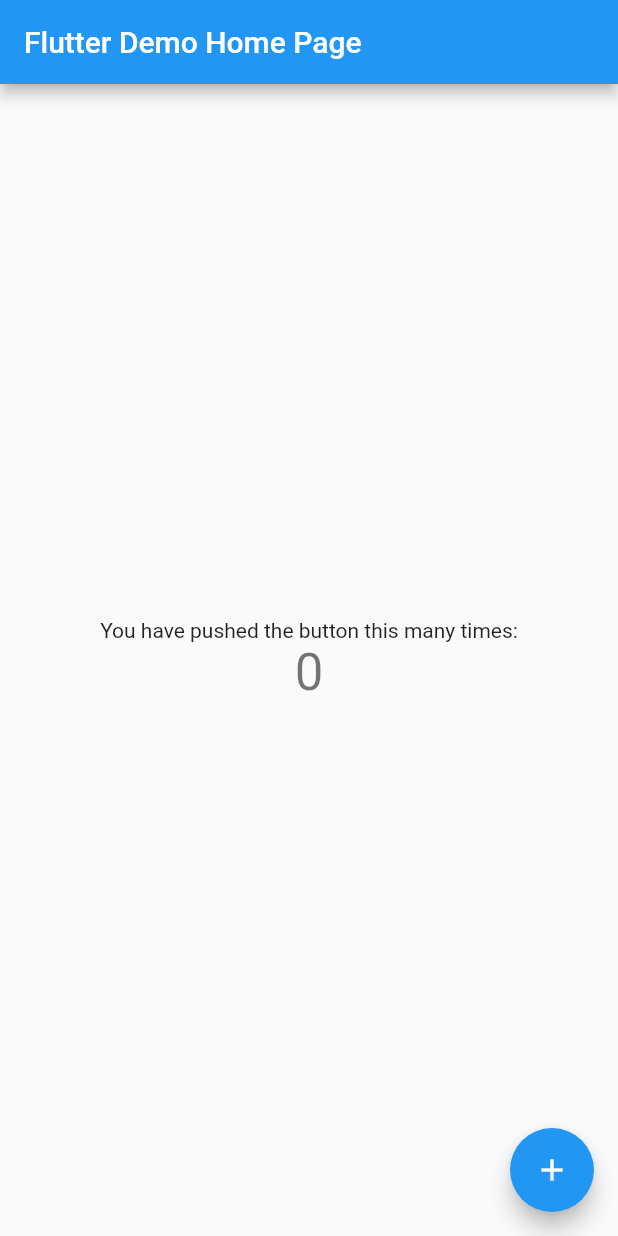
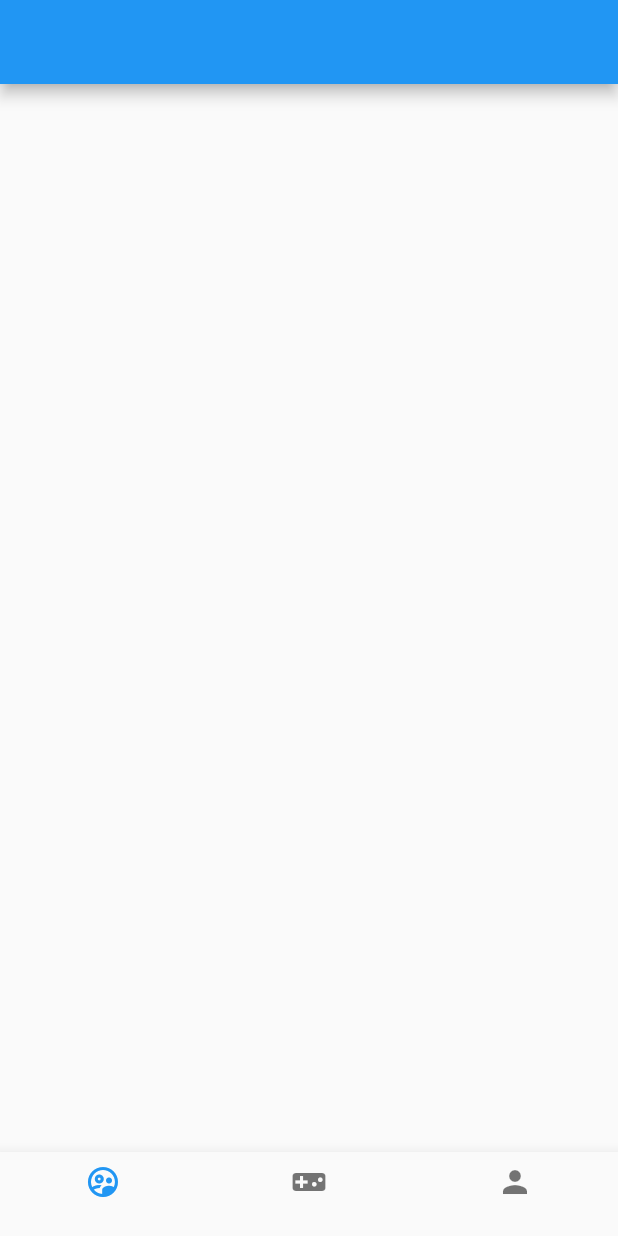
Before and after one commit to Vladmire/oggetto_app_hakathon, a Flutter app: the screen it shows after launch, on a phone screen of 412 x 824 dp. Run offline on Flutter 3.47's test engine with Material 2 defaults, Android fonts, the phone set to English and light mode, and no system bars; our stand-ins replace auto_route.

Commit message:
add navigation to app

```diff
--- a/lib/main.dart
+++ b/lib/main.dart
@@ -1,115 +1,29 @@
 import 'package:flutter/material.dart';
 
+import 'modules/router/app_router.dart';
+
 void main() {
-  runApp(const MyApp());
+  runApp(MyApp());
 }
 
 class MyApp extends StatelessWidget {
-  const MyApp({super.key});
+  MyApp({super.key});
+
+  final _appRouter = AppRouter();
 
   // This widget is the root of your application.
   @override
   Widget build(BuildContext context) {
-    return MaterialApp(
-      title: 'Flutter Demo',
-      theme: ThemeData(
-        // This is the theme of your application.
-        //
-        // Try running your application with "flutter run". You'll see the
-        // application has a blue toolbar. Then, without quitting the app, try
-        // changing the primarySwatch below to Colors.green and then invoke
-        // "hot reload" (press "r" in the console where you ran "flutter run",
-        // or simply save your changes to "hot reload" in a Flutter IDE).
-        // Notice that the counter didn't reset back to zero; the application
-        // is not restarted.
-        primarySwatch: Colors.blue,
+    return MaterialApp.router(
+      // theme: appTheme,
+      // localizationsDelegates: AppLocalizations.localizationsDelegates,
+      // supportedLocales: AppLocalizations.supportedLocales,
+      routerDelegate: _appRouter.delegate(
+        initialRoutes: [
+          MainScreenRoute(),
+        ],
       ),
-      home: const MyHomePage(title: 'Flutter Demo Home Page'),
+      routeInformationParser: _appRouter.defaultRouteParser(),
     );
   }
 }
-
-class MyHomePage extends StatefulWidget {
-  const MyHomePage({super.key, required this.title});
-
-  // This widget is the home page of your application. It is stateful, meaning
-  // that it has a State object (defined below) that contains fields that affect
-  // how it looks.
-
-  // This class is the configuration for the state. It holds the values (in this
-  // case the title) provided by the parent (in this case the App widget) and
-  // used by the build method of the State. Fields in a Widget subclass are
-  // always marked "final".
-
-  final String title;
-
-  @override
-  State<MyHomePage> createState() => _MyHomePageState();
-}
-
-class _MyHomePageState extends State<MyHomePage> {
-  int _counter = 0;
-
-  void _incrementCounter() {
-    setState(() {
-      // This call to setState tells the Flutter framework that something has
-      // changed in this State, which causes it to rerun the build method below
-      // so that the display can reflect the updated values. If we changed
-      // _counter without calling setState(), then the build method would not be
-      // called again, and so nothing would appear to happen.
-      _counter++;
-    });
-  }
-
-  @override
-  Widget build(BuildContext context) {
-    // This method is rerun every time setState is called, for instance as done
-    // by the _incrementCounter method above.
-    //
-    // The Flutter framework has been optimized to make rerunning build methods
-    // fast, so that you can just rebuild anything that needs updating rather
-    // than having to individually change instances of widgets.
-    return Scaffold(
-      appBar: AppBar(
-        // Here we take the value from the MyHomePage object that was created by
-        // the App.build method, and use it to set our appbar title.
-        title: Text(widget.title),
-      ),
-      body: Center(
-        // Center is a layout widget. It takes a single child and positions it
-        // in the middle of the parent.
-        child: Column(
-          // Column is also a layout widget. It takes a list of children and
-          // arranges them vertically. By default, it sizes itself to fit its
-          // children horizontally, and tries to be as tall as its parent.
-          //
-          // Invoke "debug painting" (press "p" in the console, choose the
-          // "Toggle Debug Paint" action from the Flutter Inspector in Android
-          // Studio, or the "Toggle Debug Paint" command in Visual Studio Code)
-          // to see the wireframe for each widget.
-          //
-          // Column has various properties to control how it sizes itself and
-          // how it positions its children. Here we use mainAxisAlignment to
-          // center the children vertically; the main axis here is the vertical
-          // axis because Columns are vertical (the cross axis would be
-          // horizontal).
-          mainAxisAlignment: MainAxisAlignment.center,
-          children: <Widget>[
-            const Text(
-              'You have pushed the button this many times:',
-            ),
-            Text(
-              '$_counter',
-              style: Theme.of(context).textTheme.headline4,
-            ),
-          ],
-        ),
-      ),
-      floatingActionButton: FloatingActionButton(
-        onPressed: _incrementCounter,
-        tooltip: 'Increment',
-        child: const Icon(Icons.add),
-      ), // This trailing comma makes auto-formatting nicer for build methods.
-    );
-  }
-}
--- /dev/null
+++ b/lib/modules/employees/departments_screen.dart
@@ -0,0 +1,14 @@
+import 'package:flutter/material.dart';
+
+class DepartmentsScreen extends StatelessWidget {
+  const DepartmentsScreen({Key? key}) : super(key: key);
+
+  @override
+  Widget build(BuildContext context) {
+    return Scaffold(
+      appBar: AppBar(),
+      body: Container(
+      ),
+    );
+  }
+}
--- /dev/null
+++ b/lib/modules/main_screen.dart
@@ -0,0 +1,29 @@
+import 'package:auto_route/auto_route.dart';
+import 'package:flutter/material.dart';
+import 'package:oggetto_app_hakathon/modules/router/app_router.dart';
+
+class MainScreen extends StatelessWidget {
+  const MainScreen({Key? key}) : super(key: key);
+
+  @override
+  Widget build(context) {
+    return AutoTabsScaffold(
+      routes: const [
+        EmployeesRouter(),
+        GamesRouter(),
+        ProfileRouter(),
+      ],
+      bottomNavigationBuilder: (_, tabsRouter) {
+        return BottomNavigationBar(
+          currentIndex: tabsRouter.activeIndex,
+          onTap: tabsRouter.setActiveIndex,
+          items: const <BottomNavigationBarItem>[
+            BottomNavigationBarItem(icon: Icon(Icons.supervised_user_circle_outlined), label: ''),
+            BottomNavigationBarItem(icon: Icon(Icons.videogame_asset), label: ''),
+            BottomNavigationBarItem(icon: Icon(Icons.person), label: ''),
+          ],
+        );
+      },
+    );
+  }
+}
```
Also changed, not shown: lib/modules/employees/details_screen.dart (added, +10 -0 lines), lib/modules/employees/employees_list_screen.dart (added, +10 -0 lines), lib/modules/games/first_game.dart (added, +10 -0 lines), lib/modules/games/games_screen.dart (added, +10 -0 lines), lib/modules/games/second_games.dart (added, +10 -0 lines), lib/modules/games/third_games.dart (added, +10 -0 lines), lib/modules/profile/profile_screen.dart (added, +10 -0 lines), lib/modules/profile/settings_screen.dart (added, +10 -0 lines), lib/modules/router/app_router.dart (added, +60 -0 lines), pubspec.yaml (+8 -67 lines), lib/modules/router/app_router.gr.dart (added), pubspec.lock, 1 other file.
